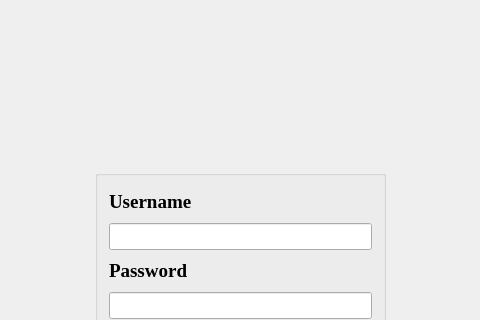
Serban8/Triviador-ModernCpp, file Triviador-ModernCpp/Triviador-client/TriviadorClient.ui: the form before one commit; both pictures show x 425 to 905 and y 0 to 320 of the 1351 by 560 pixel window.
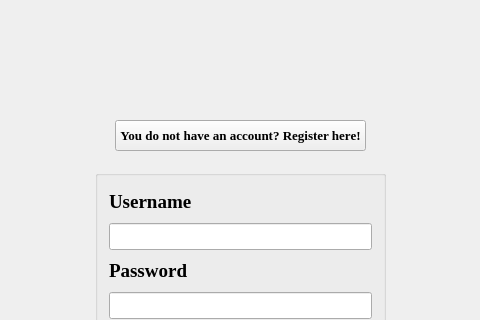
The form after the commit. Icons and pictures are not drawn.

Commit message: Created the Register Form and added way to open a separate window for it. Soon we will work on its design.

```diff
--- a/Triviador-ModernCpp/Triviador-client/TriviadorClient.ui
+++ b/Triviador-ModernCpp/Triviador-client/TriviadorClient.ui
@@ -115,6 +115,26 @@
      </item>
     </layout>
    </widget>
+   <widget class="QPushButton" name="GoToRegisterButton">
+    <property name="geometry">
+     <rect>
+      <x>540</x>
+      <y>120</y>
+      <width>251</width>
+      <height>31</height>
+     </rect>
+    </property>
+    <property name="font">
+     <font>
+      <family>Times New Roman</family>
+      <pointsize>10</pointsize>
+      <bold>true</bold>
+     </font>
+    </property>
+    <property name="text">
+     <string>You do not have an account? Register here!</string>
+    </property>
+   </widget>
   </widget>
  </widget>
  <layoutdefault spacing="6" margin="11"/>
```
The commit also changes 7 other files.
